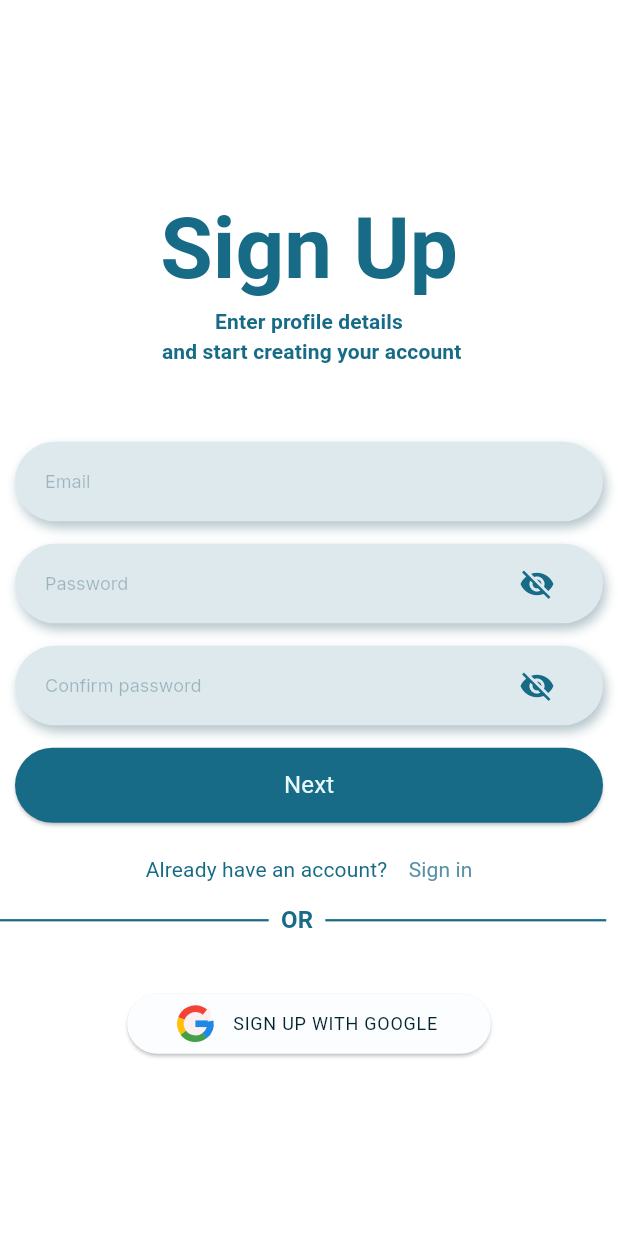
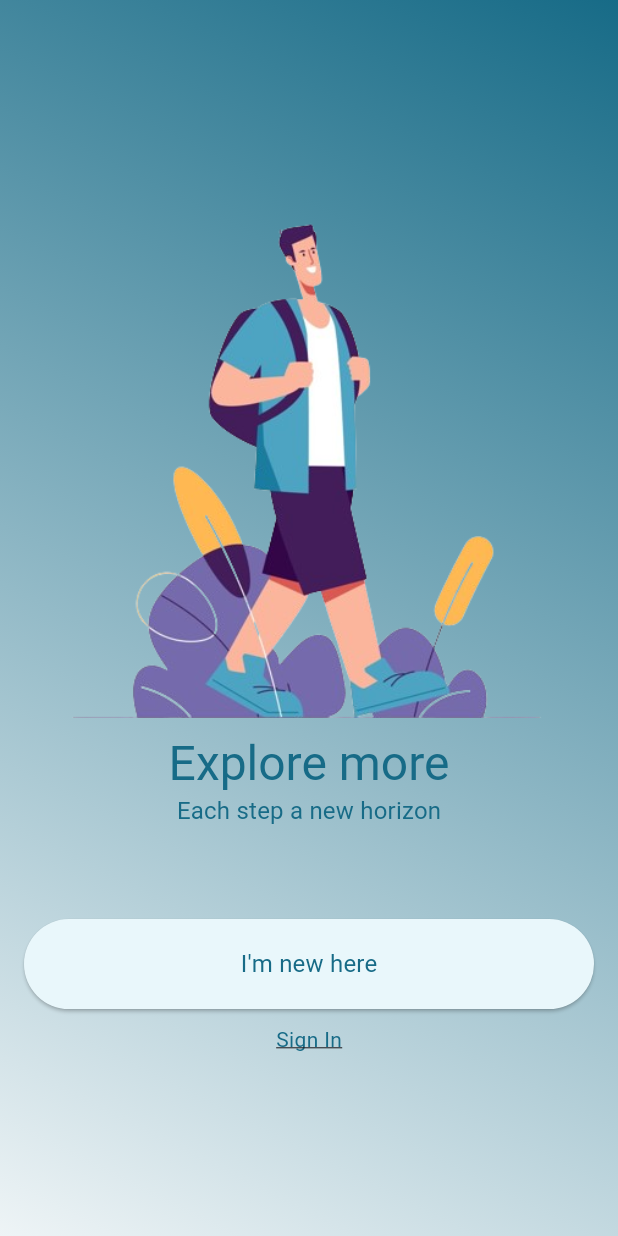
Before and after one commit to Fitrackk/fiTrack, a Flutter app: the screen it shows after launch, on a phone screen of 412 x 824 dp. Run offline on Flutter 3.47's test engine with Material 3 defaults, Android fonts, the phone set to English and light mode, and no system bars; our stand-ins replace cloud_firestore, firebase_auth, firebase_core, google_fonts, google_sign_in; accounts and stored records are empty.

Commit message:
get started page widget and user state logic done

```diff
--- a/lib/main.dart
+++ b/lib/main.dart
@@ -1,7 +1,34 @@
-import 'package:fitrack/configures/routes.dart';
+// import 'package:fitrack/configures/routes.dart';
+// import 'package:fitrack/services/firebase_service.dart';
+// import 'package:fitrack/views/get_started_page.dart';
+// import 'package:flutter/material.dart';
+//
+// void main() async {
+//   WidgetsFlutterBinding.ensureInitialized();
+//   await FirebaseService.initializeFirebase();
+//   runApp(const MainApp());
+// }
+//
+// class MainApp extends StatelessWidget {
+//   const MainApp({super.key});
+//
+//   @override
+//   Widget build(BuildContext context) {
+//     return MaterialApp(
+//       debugShowCheckedModeBanner: false,
+//       home: const StartedPage(),
+//       routes: Routes.getRoutes(context),
+//     );
+//   }
+// }
+
+import 'package:firebase_auth/firebase_auth.dart';
 import 'package:fitrack/services/firebase_service.dart';
-import 'package:fitrack/views/sign_up_page.dart';
+import 'package:fitrack/views/dashboard_page.dart';
+import 'package:fitrack/views/get_started_page.dart';
 import 'package:flutter/material.dart';
+
+import 'configures/routes.dart';
 
 void main() async {
   WidgetsFlutterBinding.ensureInitialized();
@@ -9,14 +36,31 @@ void main() async {
   runApp(const MainApp());
 }
 
-class MainApp extends StatelessWidget {
-  const MainApp({super.key});
+class MainApp extends StatefulWidget {
+  const MainApp({Key? key}) : super(key: key);
+
+  @override
+  _MainAppState createState() => _MainAppState();
+}
+
+class _MainAppState extends State<MainApp> {
+  late User? _user = FirebaseAuth.instance.currentUser;
+
+  @override
+  void initState() {
+    super.initState();
+    FirebaseAuth.instance.authStateChanges().listen((user) {
+      setState(() {
+        _user = user;
+      });
+    });
+  }
 
   @override
   Widget build(BuildContext context) {
     return MaterialApp(
       debugShowCheckedModeBanner: false,
-      home: const SignUp(),
+      home: _user == null ? const StartedPage() : const Dashboard(),
       routes: Routes.getRoutes(context),
     );
   }
--- /dev/null
+++ b/lib/models/user_state.dart
@@ -0,0 +1,4 @@
+enum UserState {
+  signedOut,
+  signedIn,
+}
--- /dev/null
+++ b/lib/view_models/user_state.dart
@@ -0,0 +1,19 @@
+import 'package:cloud_firestore/cloud_firestore.dart';
+import 'package:firebase_auth/firebase_auth.dart';
+
+import '../models/user_state.dart';
+
+Future<UserState?> getUserState() async {
+  if (FirebaseAuth.instance.currentUser == null) {
+    return UserState.signedOut;
+  } else {
+    final exists = await FirebaseFirestore.instance
+        .collection("users")
+        .doc(FirebaseAuth.instance.currentUser!.uid)
+        .get();
+    if (exists.data() == null) {
+      return UserState.signedIn;
+    }
+  }
+  return null;
+}
--- /dev/null
+++ b/lib/views/get_started_page.dart
@@ -0,0 +1,80 @@
+import 'package:fitrack/configures/color_theme.dart';
+import 'package:flutter/material.dart';
+import 'package:fitrack/configures/text_style.dart';
+
+
+class StartedPage extends StatelessWidget {
+  const StartedPage({Key? key});
+
+  @override
+  Widget build(BuildContext context) {
+    return Scaffold(
+      body: Container(
+        decoration: const BoxDecoration(
+          gradient: LinearGradient(
+            colors: [
+              FitColors.primary30,
+              FitColors.tertiary95,
+
+            ],
+            begin: Alignment.topRight,
+            end: Alignment.bottomLeft,
+          ),
+        ),
+        child: Center(
+          child: Column(
+            mainAxisAlignment: MainAxisAlignment.center,
+            children: <Widget>[
+              Image.asset(
+                "assets/images/get_started.png",
+                width: 500, // Adjust the width as needed
+              ),
+              const SizedBox(height: 10), // Space between image and text
+                Padding(
+                padding: EdgeInsets.only(bottom:0),
+                child: Text(
+                  'Explore more',
+                  style: TextStyles.headlineLarge.copyWith(color: FitColors.primary30)
+                ),
+              ),
+              // Space between text elements
+               Text(
+                'Each step a new horizon',
+                  style: TextStyles.titleMedium.copyWith(color: FitColors.text30)
+              ),
+              const SizedBox(height: 60), // Space between text and button
+              ElevatedButton(
+                onPressed: () {
+                  Navigator.pushNamed(context, '/signup');
+                },
+                style: ElevatedButton.styleFrom(
+                  backgroundColor: FitColors.primary95,
+                  minimumSize: const Size(380, 60),
+                  shape: RoundedRectangleBorder(
+                    borderRadius: BorderRadius.circular(40),
+                  ),
+                ),
+                child:  Text("I'm new here",
+                  style: TextStyles.titleMedium
+                      .copyWith(color: FitColors.primary30)),
+              ),
+              // Space between button and sign in text
+
+              const SizedBox(height: 10),
+              GestureDetector(
+                onTap: () => Navigator.pushNamed(context, '/signing'),
+                child: const Text("Sign In",
+                    style: TextStyle(
+                        decoration: TextDecoration.underline,
+                        color: FitColors.text30)),
+              ),
+
+
+
+            ],
+          ),
+        ),
+      ),
+    );
+  }
+}
--- a/pubspec.yaml
+++ b/pubspec.yaml
@@ -36,3 +36,4 @@ flutter:
   uses-material-design: true
   assets:
     - assets/images/
+    - assets/images/get_started.png
```
Also changed, not shown: lib/configures/routes.dart (+28 -6 lines), assets/images/get_started.png (added).
